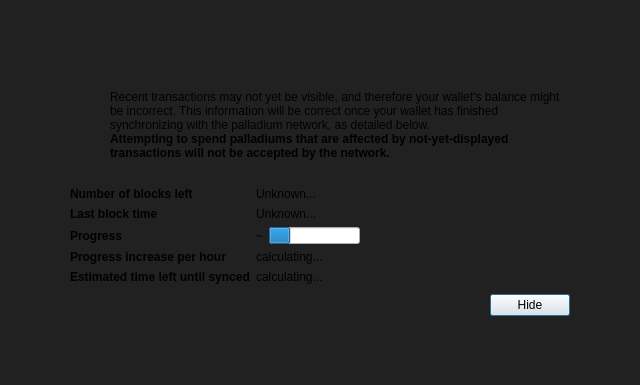
Qt form src/qt/forms/modaloverlay.ui (palladium-coin/palladiumcore) before a commit.
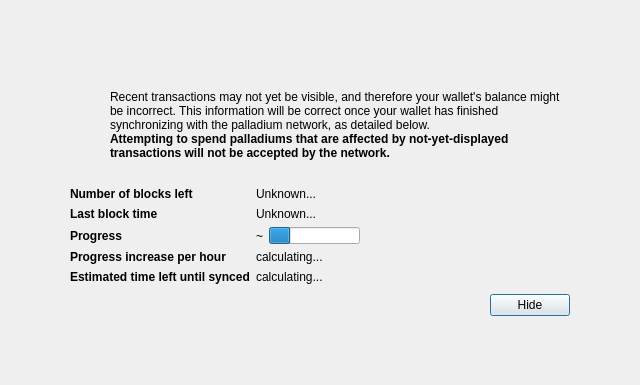
The same form after that commit. Icons and pictures are not drawn.

Commit message: Fix ModalOverlay readability by removing background transparency

Patch:
```diff
--- a/src/qt/forms/modaloverlay.ui
+++ b/src/qt/forms/modaloverlay.ui
@@ -32,7 +32,7 @@
    <item>
     <widget class="QWidget" name="bgWidget" native="true">
      <property name="styleSheet">
-      <string notr="true">#bgWidget { background: rgba(0,0,0,220); }</string>
+      <string notr="true"></string>
      </property>
      <layout class="QVBoxLayout" name="verticalLayoutMain" stretch="1">
       <property name="leftMargin">
```
The commit also changes 2 other files.
